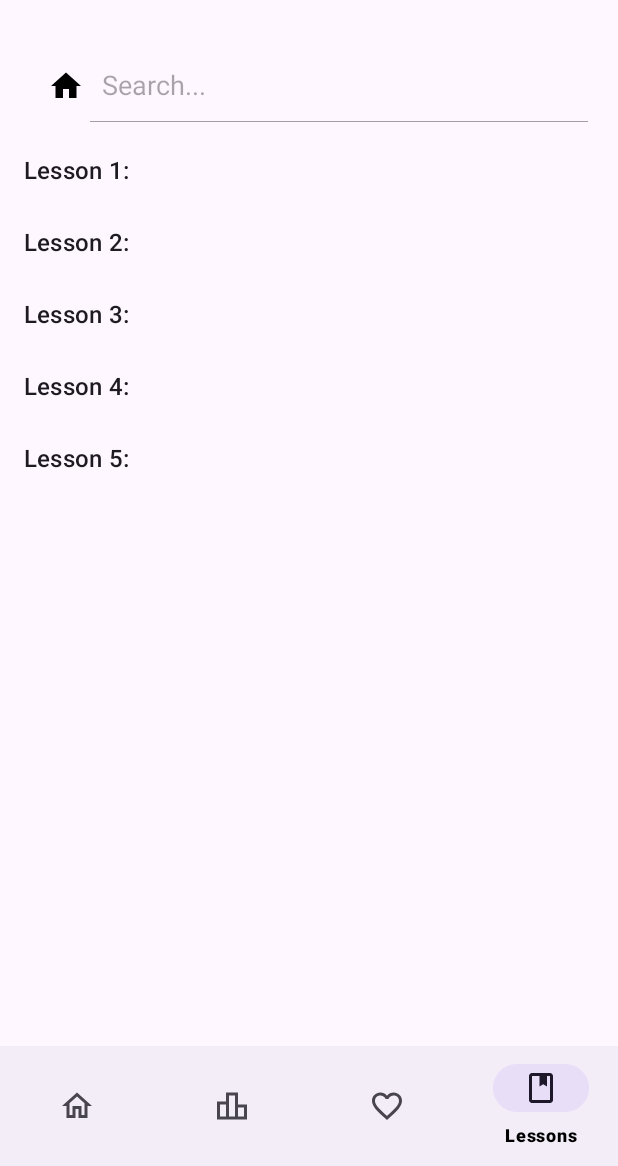
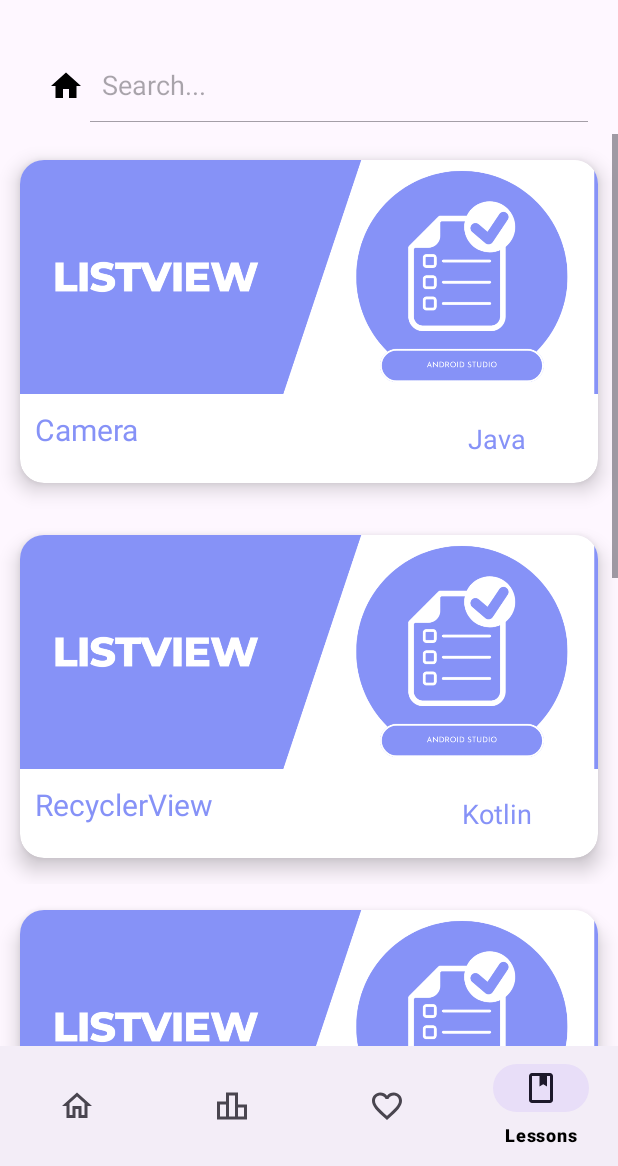
Before and after one commit to ldlda/chesscom-stats, an Android app: the screen it shows after launch (MainActivity), item 4 of the bottom bar chosen, on a phone screen of 412 x 824 dp, the part 70-1236 px from its top. Run offline under Robolectric (Android 15) with nearby library versions, the phone set to English and light mode, and no system bars; our stand-ins replace Picasso; pictures from the network do not load.

Commit message:
adding adapter for recyclerview

```diff
--- /dev/null
+++ b/app/src/main/java/com/ldlda/chesscom_stats/Lesson.java
@@ -0,0 +1,32 @@
+package com.ldlda.chesscom_stats;
+
+public class Lesson {
+
+    private String dataTitle;
+    private int dataDesc;
+    private String dataLang;
+    private int dataImage;
+
+    public String getDataTitle() {
+        return dataTitle;
+    }
+
+    public int getDataDesc() {
+        return dataDesc;
+    }
+
+    public String getDataLang() {
+        return dataLang;
+    }
+
+    public int getDataImage() {
+        return dataImage;
+    }
+
+    public Lesson(String dataTitle, int dataDesc, String dataLang, int dataImage) {
+        this.dataTitle = dataTitle;
+        this.dataDesc = dataDesc;
+        this.dataLang = dataLang;
+        this.dataImage = dataImage;
+    }
+}
--- a/app/src/main/java/com/ldlda/chesscom_stats/LessonsFragment.java
+++ b/app/src/main/java/com/ldlda/chesscom_stats/LessonsFragment.java
@@ -4,58 +4,84 @@ import android.os.Bundle;
 import android.view.LayoutInflater;
 import android.view.View;
 import android.view.ViewGroup;
+import androidx.appcompat.widget.SearchView; // Correct import
+import android.widget.Toast;
 
 import androidx.annotation.NonNull;
 import androidx.annotation.Nullable;
 import androidx.fragment.app.Fragment;
-import androidx.fragment.app.FragmentManager;
-import androidx.recyclerview.widget.LinearLayoutManager;
+import androidx.recyclerview.widget.GridLayoutManager;
 import androidx.recyclerview.widget.RecyclerView;
 
 import com.ldlda.chesscom_stats.adapter.LessonAdapter;
+import com.ldlda.chesscom_stats.Lesson;
 
-import java.util.Arrays;
+import java.util.ArrayList;
 import java.util.List;
 
 public class LessonsFragment extends Fragment {
 
-    private RecyclerView recyclerView;
-
-    public LessonsFragment() {
-        // Required empty public constructor
-    }
+    RecyclerView recyclerView;
+    List<Lesson> dataList;
+    LessonAdapter adapter;
+    SearchView searchView; // This will now correctly be the androidx version
 
     @Nullable
     @Override
-    public View onCreateView(@NonNull LayoutInflater inflater, @Nullable ViewGroup container,
+    public View onCreateView(@NonNull LayoutInflater inflater,
+                             @Nullable ViewGroup container,
                              @Nullable Bundle savedInstanceState) {
         View view = inflater.inflate(R.layout.fragment_lessons, container, false);
 
         recyclerView = view.findViewById(R.id.recyclerView);
-        recyclerView.setLayoutManager(new LinearLayoutManager(getContext()));
+        // The cast is now correct because searchView is the androidx type
+        searchView = view.findViewById(R.id.search);
 
-        List<String> lessonTitles = Arrays.asList(
-                "Lesson 1:",
-                "Lesson 2:",
-                "Lesson 3:",
-                "Lesson 4:",
-                "Lesson 5:"
-        );
+        searchView.clearFocus();
+        searchView.setOnQueryTextListener(new SearchView.OnQueryTextListener() {
+            @Override
+            public boolean onQueryTextSubmit(String query) {
+                return false;
+            }
 
-        LessonAdapter adapter = new LessonAdapter(lessonTitles, this::openLesson);
+            @Override
+            public boolean onQueryTextChange(String newText) {
+                searchList(newText);
+                return true;
+            }
+        });
+
+        GridLayoutManager gridLayoutManager = new GridLayoutManager(requireContext(), 1);
+        recyclerView.setLayoutManager(gridLayoutManager);
+
+        dataList = new ArrayList<>();
+        populateData();
+
+        adapter = new LessonAdapter(requireContext(), dataList);
         recyclerView.setAdapter(adapter);
 
         return view;
     }
 
-    private void openLesson(int lessonIndex) {
-        LessonContents contentLesson = LessonContents.newInstance(lessonIndex);
+    private void populateData() {
+        dataList.add(new Lesson("Camera", R.string.about, "Java", R.drawable.list_detail));
+        dataList.add(new Lesson("RecyclerView", R.string.about, "Kotlin", R.drawable.list_detail));
+        dataList.add(new Lesson("Date Picker", R.string.about, "Java", R.drawable.list_detail));
+        dataList.add(new Lesson("EditText", R.string.about, "Kotlin", R.drawable.list_detail));
+        dataList.add(new Lesson("Rating Bar", R.string.about, "Java", R.drawable.list_detail));
+    }
 
-        FragmentManager fragmentManager = requireActivity().getSupportFragmentManager();
-        fragmentManager.beginTransaction()
-                .hide(this)
-                .add(R.id.fragment_container, contentLesson, "ContentLesson")
-                .addToBackStack("gay")
-                .commit();
+    private void searchList(String text) {
+        List<Lesson> dataSearchList = new ArrayList<>();
+        for (Lesson data : dataList) {
+            if (data.getDataTitle().toLowerCase().contains(text.toLowerCase())) {
+                dataSearchList.add(data);
+            }
+        }
+        if (dataSearchList.isEmpty()) {
+            Toast.makeText(requireContext(), "Not Found", Toast.LENGTH_SHORT).show();
+        } else {
+            adapter.setSearchList(dataSearchList);
+        }
     }
 }
--- a/app/src/main/java/com/ldlda/chesscom_stats/adapter/LessonAdapter.java
+++ b/app/src/main/java/com/ldlda/chesscom_stats/adapter/LessonAdapter.java
@@ -1,54 +1,83 @@
 package com.ldlda.chesscom_stats.adapter;
 
+import android.content.Context;
+import android.content.Intent;
 import android.view.LayoutInflater;
 import android.view.View;
 import android.view.ViewGroup;
+import android.widget.ImageView;
 import android.widget.TextView;
 
 import androidx.annotation.NonNull;
+import androidx.cardview.widget.CardView;
 import androidx.recyclerview.widget.RecyclerView;
 
-import java.util.List; // Added for List
+import com.ldlda.chesscom_stats.LessonContents;
+import com.ldlda.chesscom_stats.R;
+import com.ldlda.chesscom_stats.Lesson;
 
-public class LessonAdapter extends RecyclerView.Adapter<LessonAdapter.LessonViewHolder> {
+import java.util.List;
 
-    private final List<String> lessons; // Changed from String[] to List<String>
-    private final OnLessonClickListener listener;
+public class LessonAdapter extends RecyclerView.Adapter<LessonAdapter.MyViewHolder> {
 
-    public interface OnLessonClickListener {
-        void onLessonClick(int position);
+    private final Context context;
+    private List<Lesson> dataList;
+
+    public void setSearchList(List<Lesson> dataSearchList) {
+        this.dataList = dataSearchList;
+        notifyDataSetChanged();
     }
 
-    public LessonAdapter(List<String> lessons, OnLessonClickListener listener) { // Changed from String[] to List<String>
-        this.lessons = lessons;
-        this.listener = listener;
+    public LessonAdapter(Context context, List<Lesson> dataList) {
+        this.context = context;
+        this.dataList = dataList;
     }
 
     @NonNull
     @Override
-    public LessonViewHolder onCreateViewHolder(@NonNull ViewGroup parent, int viewType) {
-        View view = LayoutInflater.from(parent.getContext())
-                .inflate(android.R.layout.simple_list_item_1, parent, false);
-        return new LessonViewHolder(view);
+    public MyViewHolder onCreateViewHolder(@NonNull ViewGroup parent, int viewType) {
+        View view = LayoutInflater.from(parent.getContext()).inflate(R.layout.lesson_list, parent, false);
+        return new MyViewHolder(view);
     }
 
     @Override
-    public void onBindViewHolder(@NonNull LessonViewHolder holder, int position) {
-        holder.title.setText(lessons.get(position)); // Changed from lessons[position] to lessons.get(position)
-        holder.itemView.setOnClickListener(v -> listener.onLessonClick(position));
+    public void onBindViewHolder(@NonNull MyViewHolder holder, int position) {
+        holder.recImage.setImageResource(dataList.get(position).getDataImage());
+        holder.recTitle.setText(dataList.get(position).getDataTitle());
+        holder.recDesc.setText(dataList.get(position).getDataDesc());
+        holder.recLang.setText(dataList.get(position).getDataLang());
+
+        holder.recCard.setOnClickListener(view -> {
+            int currentPosition = holder.getBindingAdapterPosition();
+            if (currentPosition != RecyclerView.NO_POSITION) {
+                Intent intent = new Intent(context, LessonContents.class);
+                intent.putExtra("Image", dataList.get(currentPosition).getDataImage());
+                intent.putExtra("Title", dataList.get(currentPosition).getDataTitle());
+                intent.putExtra("Desc", dataList.get(currentPosition).getDataDesc());
+                context.startActivity(intent);
+            }
+        });
     }
 
     @Override
     public int getItemCount() {
-        return lessons.size(); // Changed from lessons.length to lessons.size()
+        return dataList.size();
     }
 
-    static class LessonViewHolder extends RecyclerView.ViewHolder {
-        TextView title;
+    public static class MyViewHolder extends RecyclerView.ViewHolder {
 
-        LessonViewHolder(View itemView) {
+        ImageView recImage;
+        TextView recTitle, recDesc, recLang;
+        CardView recCard;
+
+        public MyViewHolder(@NonNull View itemView) {
             super(itemView);
-            title = itemView.findViewById(android.R.id.text1);
+
+            recImage = itemView.findViewById(R.id.recImage);
+            recTitle = itemView.findViewById(R.id.recTitle);
+            recDesc = itemView.findViewById(R.id.recDesc);
+            recLang = itemView.findViewById(R.id.recLang);
+            recCard = itemView.findViewById(R.id.recCard);
         }
     }
 }
```
